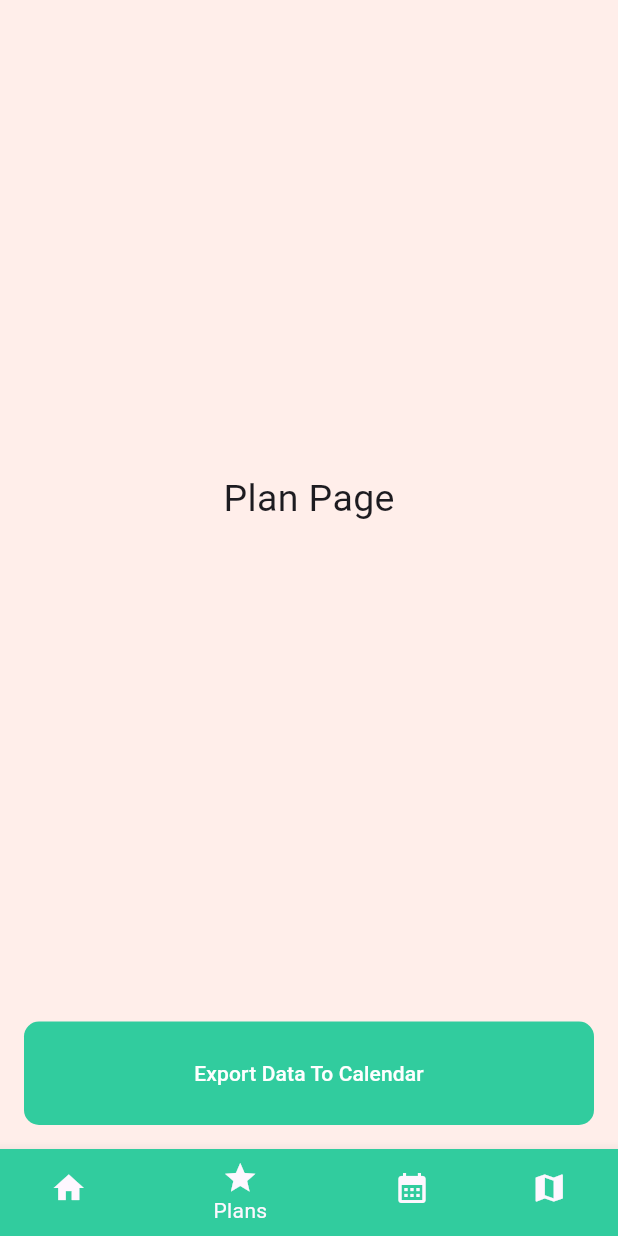
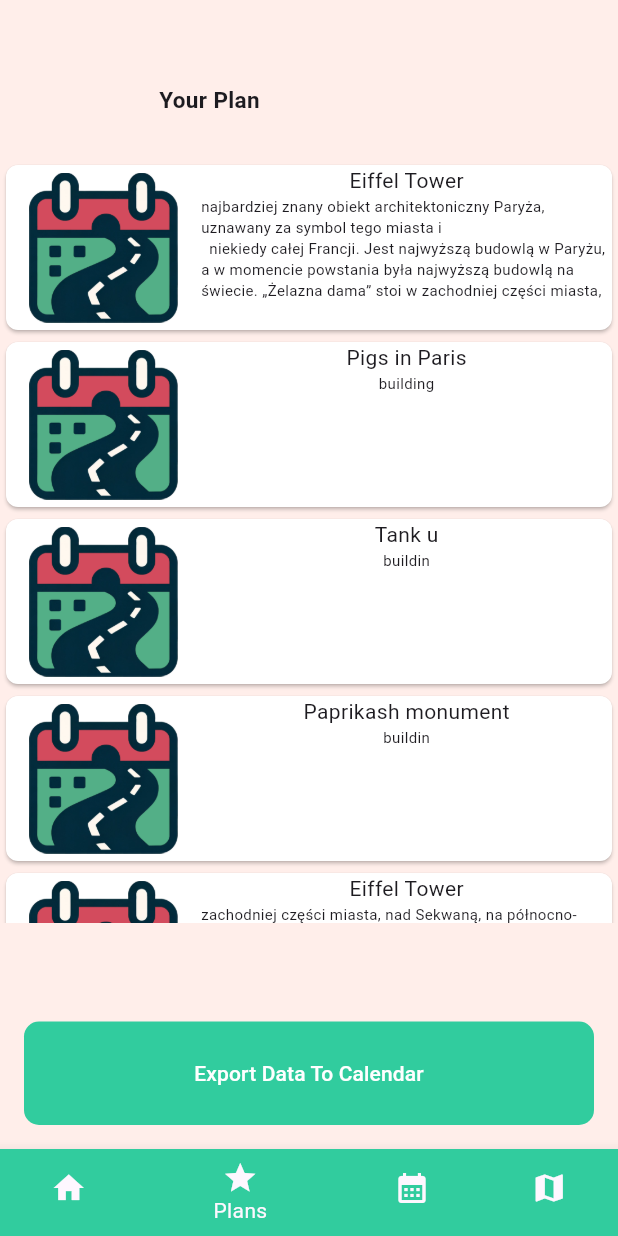
Before and after one commit to KamilTaras/tyskacz, a Flutter app: the screen it shows after launch, item 2 of the bottom bar chosen, on a phone screen of 412 x 824 dp. Run offline on Flutter 3.47's test engine with Material 3 defaults, Android fonts, the light colour scheme and no system bars; our stand-ins replace flutter_map, latlong2; missing offline and left inert: window_manager.

Commit message:
copied attraction finder

```diff
--- a/lib/Pages/NavBarPages/plansPage.dart
+++ b/lib/Pages/NavBarPages/plansPage.dart
@@ -3,21 +3,62 @@ import 'package:flutter/material.dart';
 class PlanPage extends StatelessWidget {
   const PlanPage({super.key});
 
+  Widget buildTextContainer(double height, String name, double fontSize) {
+    return Container(
+      height: height,
+      child: Center(
+        child: Text(
+          name,
+          style: TextStyle(fontSize: fontSize),
+        ),
+      ),
+    );
+  }
+
+  final double pageNameFontSize = 15;
+
   @override
   Widget build(BuildContext context) {
-    return Column(
-      mainAxisAlignment:
-          MainAxisAlignment.spaceBetween, // Adjusts the space distribution
-      children: [
+
+
+    List <MockAttraction> attractionList=[
+      MockAttraction(name: 'Eiffel Tower', picPath:'assets/photos/logo_TySkacz_light.png',description: '''najbardziej znany obiekt architektoniczny Paryża, uznawany za symbol tego miasta i
+  niekiedy całej Francji. Jest najwyższą budowlą w Paryżu, a w momencie powstania była najwyższą budowlą na świecie. „Żelazna dama” stoi w zachodniej części miasta,
+  nad Sekwaną, na północno-zachodnim krańcu Pola Marsowego'''),
+      MockAttraction(name: 'Pigs in Paris', picPath:'assets/photos/logo_TySkacz_light.png',description: 'building'),
+      MockAttraction(name: 'Tank u', picPath:'assets/photos/logo_TySkacz_light.png',description: 'buildin'),
+      MockAttraction(name: 'Paprikash monument', picPath:'assets/photos/logo_TySkacz_light.png',description: 'buildin'),
+      MockAttraction(name: 'Eiffel Tower', picPath:'assets/photos/logo_TySkacz_light.png',description: 'zachodniej części miasta, nad Sekwaną, na północno-zachodnim krańcu Pola Marsowego'),
+      MockAttraction(name: 'Pigs in Paris', picPath:'assets/photos/logo_TySkacz_light.png',description: 'buildin'),
+      MockAttraction(name: 'Tank u', picPath:'assets/photos/logo_TySkacz_light.png',description: 'buildin'),
+      MockAttraction(name: 'Paprikash monument', picPath:'assets/photos/logo_TySkacz_light.png',description: 'buildin')
+    ];
+
+    return Scaffold(
+      appBar: AppBar(
+        // preferredSize: Size.fromHeight(30.0),s
+      ),
+      body: SafeArea(
+        child: Column(
+          children: <Widget> [
+            Container(
+                height: 50,
+                width: 200,
+                child: Text(
+                  'Your Plan',
+                  style: TextStyle(fontSize: pageNameFontSize, fontWeight: FontWeight.bold),
+                )
+            )
+            ,
             Expanded(
-          child: Center(
-            // Put other widgets that should be centered here
-            child: Text(
-              'Plan Page',
-              style: TextStyle(fontSize: 25),
+              child: ListView.builder(
+                itemCount: attractionList.length,
+                itemBuilder:(context, index){
+                  return AttractionEntry(attraction: attractionList[index]);
+                },
               ),
             ),
-        ),
+            SizedBox(height: 50), // Optional spacing
             Padding(
               padding: const EdgeInsets.all(16.0),
               child: SizedBox(
@@ -30,7 +71,71 @@ class PlanPage extends StatelessWidget {
                 ),
               ),
             ),
-      ],
+          ] ,
+        ),
+      ),
     );
   }
 }
+
+
+class AttractionEntry extends StatelessWidget {
+  AttractionEntry({super.key, required this.attraction});
+  final MockAttraction attraction;
+
+  @override
+  Widget build(BuildContext context) {
+    return GestureDetector(
+      //TODO: on drag add to plan
+      onTap: (){},
+      //TODO: in dark mode, text is not visible
+      child: Card(
+        shape: RoundedRectangleBorder(
+          borderRadius: BorderRadius.circular(8),
+          //set border radius more than 50% of height and width to make circle
+        ),
+        color: Colors.white,
+        child: Row(
+          crossAxisAlignment: CrossAxisAlignment.start,
+          children: <Widget>[
+            Padding(
+              padding: EdgeInsets.all(5),
+              child: Container(
+                height:100,
+                width:120,
+                child: Image(
+                  image: AssetImage(attraction.picPath),
+                ),
+              ),
+            ),
+            Expanded(
+              child: Column(
+                children: <Widget>[
+                  Text(attraction.name),
+                  Container(height:70,
+                      child: Text(attraction.description,style:TextStyle(fontSize: 10))
+                  )
+                  // Other widgets if needed
+                ],
+              ),
+            ),
+          ],
+        ),
+      ),
+    );
+  }
+
+// Widget buildIconWithText(){
+//
+// }
+}
+
+
+class MockAttraction {
+
+  String name;
+  String picPath;
+  String description;
+
+  MockAttraction({required this.name, required this.picPath, required this.description});
+}
```
Lines whose indentation alone changed are shown as unchanged.
